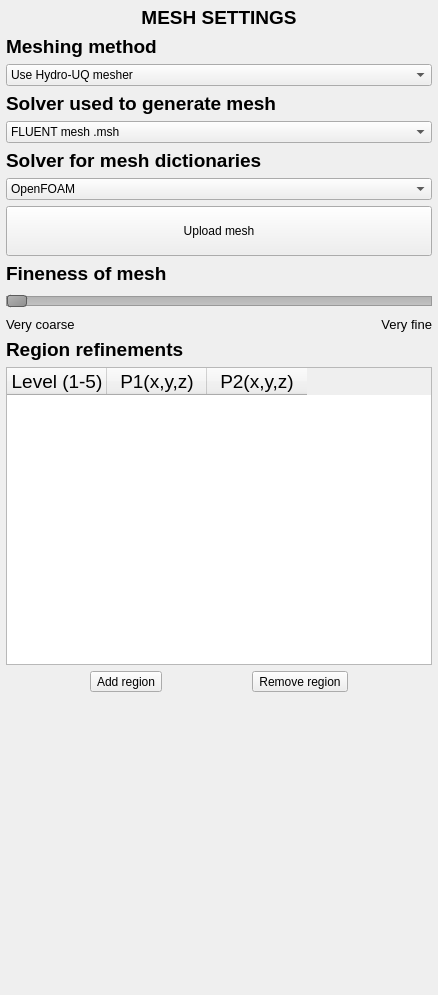
Old version of the form HydroUQ/meshing.ui in the repository NHERI-SimCenter/HydroUQ.
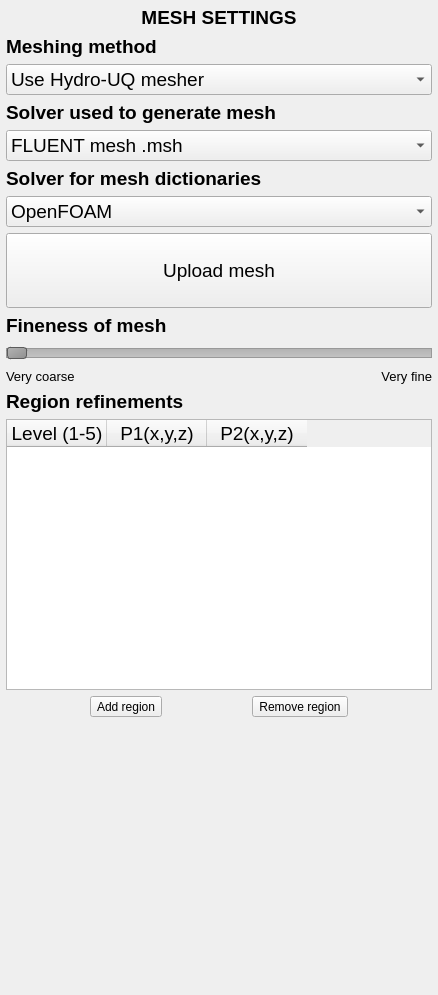
New version of the form.

Commit message: Added parametric building into it. Cleaning layouts and fonts

What changed in the file:
```diff
--- a/HydroUQ/meshing.ui
+++ b/HydroUQ/meshing.ui
@@ -57,6 +57,11 @@
    </item>
    <item>
     <widget class="QComboBox" name="Cmb_MeshType">
+     <property name="font">
+      <font>
+       <pointsize>14</pointsize>
+      </font>
+     </property>
      <property name="toolTip">
       <string>Select type of mesh: in-built mesing / upload mesh files</string>
      </property>
@@ -96,6 +101,11 @@
    </item>
    <item>
     <widget class="QComboBox" name="Cmb_MeshGen">
+     <property name="font">
+      <font>
+       <pointsize>14</pointsize>
+      </font>
+     </property>
      <property name="toolTip">
       <string>Select type of mesh: in-built mesing / upload mesh files</string>
      </property>
@@ -170,6 +180,11 @@
    </item>
    <item>
     <widget class="QComboBox" name="Cmb_MeshDict">
+     <property name="font">
+      <font>
+       <pointsize>14</pointsize>
+      </font>
+     </property>
      <property name="toolTip">
       <string>Select type of mesh: in-built mesing / upload mesh files</string>
      </property>
@@ -190,6 +205,11 @@
    </item>
    <item>
     <widget class="QPushButton" name="Btn_UploadMesh">
+     <property name="font">
+      <font>
+       <pointsize>14</pointsize>
+      </font>
+     </property>
      <property name="toolTip">
       <string>Upload the mesh files or mesh dictionaries</string>
      </property>
@@ -222,6 +242,11 @@
    </item>
    <item>
     <widget class="QSlider" name="HSl_MeshSize">
+     <property name="font">
+      <font>
+       <pointsize>14</pointsize>
+      </font>
+     </property>
      <property name="mouseTracking">
       <bool>true</bool>
      </property>
@@ -320,6 +345,11 @@
    </item>
    <item>
     <widget class="QTableWidget" name="Tbl_Regions">
+     <property name="font">
+      <font>
+       <pointsize>14</pointsize>
+      </font>
+     </property>
      <property name="toolTip">
       <string>Table of regions where mesh needs to be refined</string>
      </property>
```
The commit also changes 9 other files.
